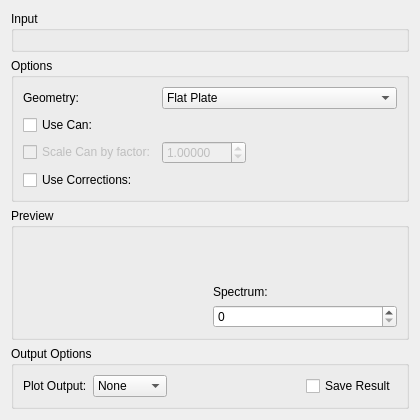
mantidproject/mantid, file Code/Mantid/MantidQt/CustomInterfaces/inc/MantidQtCustomInterfaces/Indirect/ContainerSubtraction.ui: the form before one commit.
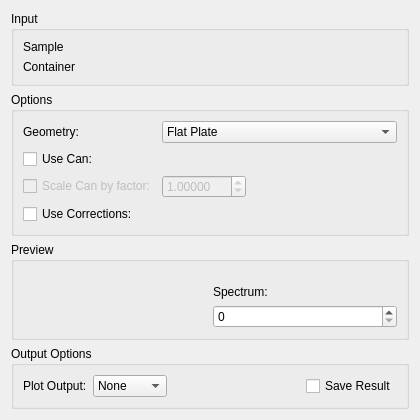
The form after the commit. Custom widgets are drawn as their Qt base class.

Commit message:
Changed Layout type and added second input for container
Refs #13110

```diff
--- a/Code/Mantid/MantidQt/CustomInterfaces/inc/MantidQtCustomInterfaces/Indirect/ContainerSubtraction.ui
+++ b/Code/Mantid/MantidQt/CustomInterfaces/inc/MantidQtCustomInterfaces/Indirect/ContainerSubtraction.ui
@@ -19,8 +19,34 @@
           <property name="title">
             <string>Input</string>
           </property>
-          <layout class="QVBoxLayout" name="abscor_loInput">
-            <item>
+          <layout class="QGridLayout" name="gbTest">
+            <item row="0" column="0">
+              <widget class="QLabel" name="sampleLabel">
+                <property name="sizePolicy">
+                  <sizepolicy hsizetype="Fixed" vsizetype="Preferred">
+                    <horstretch>0</horstretch>
+                    <verstretch>0</verstretch>
+                  </sizepolicy>
+                </property>
+                <property name="text">
+                  <string>Sample</string>
+                </property>
+              </widget>
+            </item>
+            <item row="1" column="0">
+              <widget class="QLabel" name="containerLabel">
+                <property name="sizePolicy">
+                  <sizepolicy hsizetype="Fixed" vsizetype="Preferred">
+                    <horstretch>0</horstretch>
+                    <verstretch>0</verstretch>
+                  </sizepolicy>
+                </property>
+                <property name="text">
+                  <string>Container</string>
+                </property>
+              </widget> 
+            </item>
+            <item row="0" column="1">
               <widget class="MantidQt::MantidWidgets::DataSelector" name="dsSample" native="true">
                 <property name="sizePolicy">
                   <sizepolicy hsizetype="Minimum" vsizetype="Fixed">
```
Left out of the diff: 32 changed lines with no effect on the pictures. Lines whose indentation alone changed are shown as unchanged.
